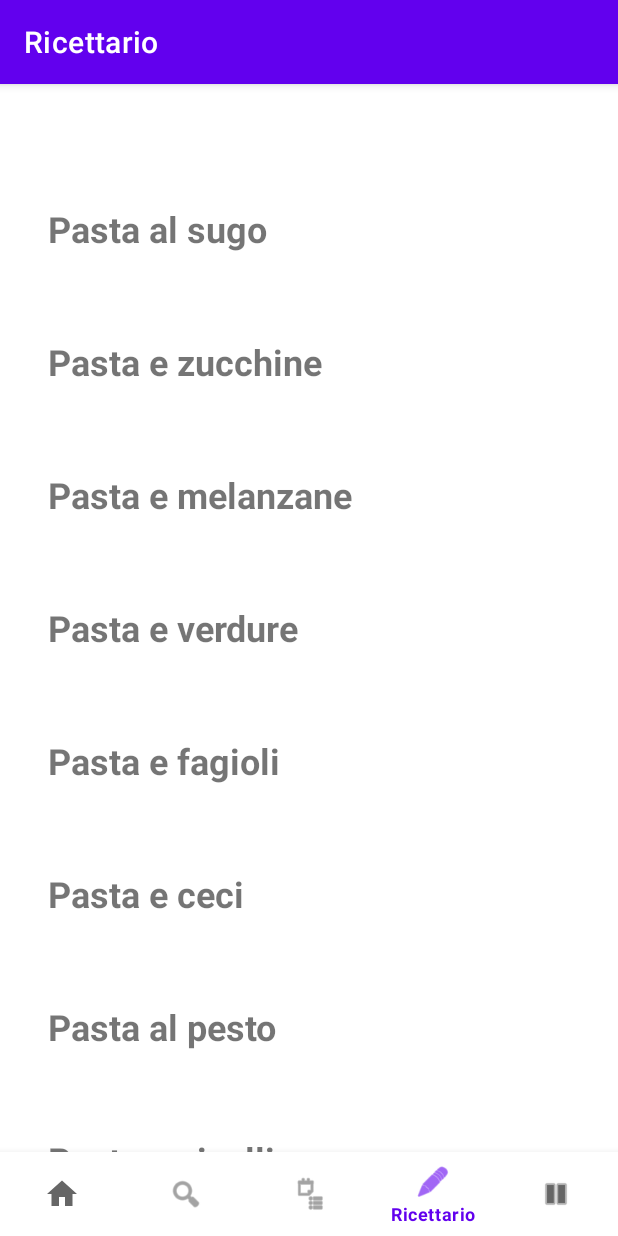
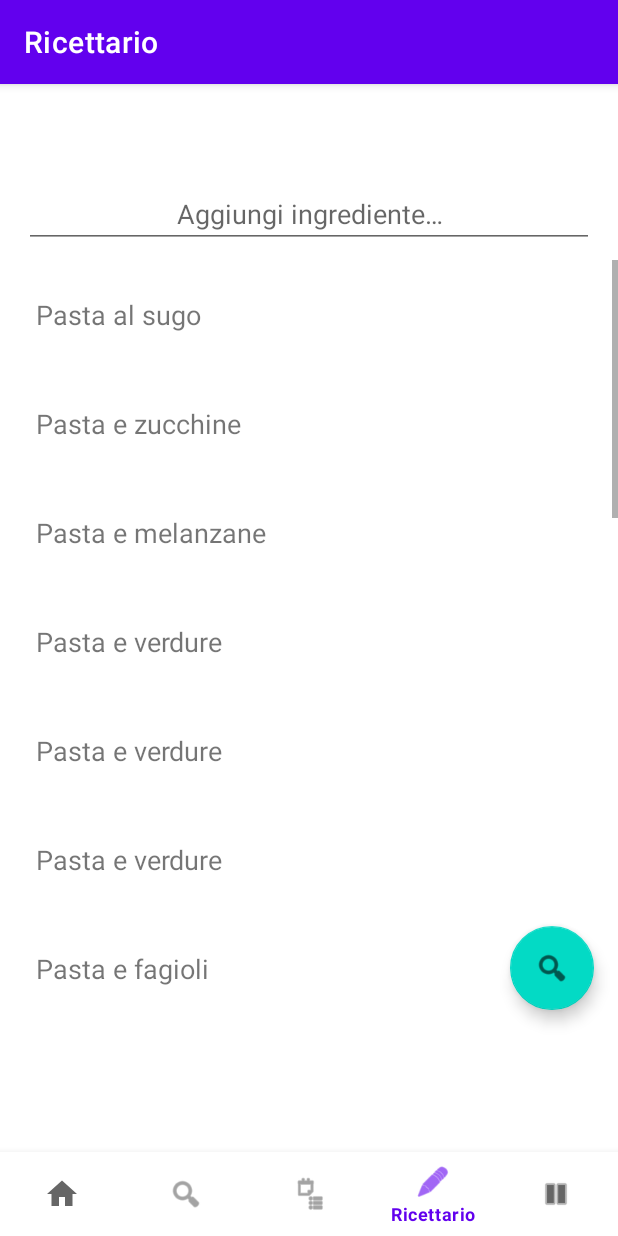
Before and after one commit to IzziGiuseppe/GreenMarket, an Android app: the RicettarioFragment screen opened through its navigation route, on a phone screen of 412 x 824 dp. Run offline under Robolectric (Android 15) with nearby library versions, the phone set to English and light mode, and no system bars; our stand-ins replace Room's generated code, navigation-ui.

Commit message:
Implementata la funzione Ricettario: adesso si può dare un prodotto in input al sistema che restituirà tutte le ricette che contengono quel dato prodotto

```diff
--- a/GreenMarket/app/src/main/java/com/example/greenmarket/db/GMDatabase.kt
+++ b/GreenMarket/app/src/main/java/com/example/greenmarket/db/GMDatabase.kt
@@ -61,6 +61,7 @@ abstract class GMDatabase: RoomDatabase() {
             Executors.newSingleThreadExecutor().execute {
                 val database = getInstance(context)
                 val productDao = database.ProdottoDao()
+                val pRDao = database.ProdottiInRicetteDao()
 
                 // Inserisci i dati iniziali
                 val product1 = Prodotto("Mele", "Sono mele", 2.99f, "", "kg")
@@ -71,7 +72,23 @@ abstract class GMDatabase: RoomDatabase() {
                 val product6 = Prodotto("Melanzane", "Sono melanzane", 1.99f, "", "kg")
                 val product7 = Prodotto("Zucchine", "Sono zucchine", 2.99f, "", "kg")
                 val product8 = Prodotto("Funghi", "Sono funghi", 1.99f, "", "kg")
+                val product9 = Prodotto("Salsa di pomodoro", "Sono salsa di pomodoro", 2.99f, "", "kg")
+                val product10 = Prodotto("Rape", "Sono rape", 1.99f, "", "kg")
+                val product11 = Prodotto("Cicorie", "Sono cicorie", 2.99f, "", "kg")
+                val product12 = Prodotto("Bietole", "Sono bietole", 1.99f, "", "kg")
+                val product13 = Prodotto("Fagioli", "Sono fagioli", 2.99f, "", "kg")
+                val product14 = Prodotto("Ceci", "Sono ceci", 1.99f, "", "kg")
+                val product15 = Prodotto("Basilico", "Sono basilico", 2.99f, "", "kg")
+                val product16 = Prodotto("Piselli", "Sono piselli", 1.99f, "", "kg")
+                val product17 = Prodotto("Guanciale", "Sono guanciale", 2.99f, "", "kg")
+                val product18 = Prodotto("Uovo", "Sono uovo", 1.99f, "", "kg")
+                val product19 = Prodotto("Vongole", "Sono vongole", 2.99f, "", "kg")
+                val product20 = Prodotto("Patate", "Sono patate", 1.99f, "", "kg")
+                val product21 = Prodotto("Pane", "Sono pane", 2.99f, "", "kg")
+                val product22 = Prodotto("Pomodori", "Sono pomodori", 1.99f, "", "kg")
                 productDao.insert(product1, product2, product3, product4, product5, product6, product7, product8)
+                productDao.insert(product9, product10, product11, product12, product13, product14, product15,
+                    product16, product17, product18, product19, product20, product21, product22)
 
                 val ricettaDao = database.RicettaDao()
 
@@ -85,6 +102,40 @@ abstract class GMDatabase: RoomDatabase() {
                 val ricetta7 = Ricetta("Pasta al pesto", "Molto buono", "")
                 val ricetta8 = Ricetta("Pasta e piselli", "Molto buono", "")
                 ricettaDao.insert(ricetta1, ricetta2, ricetta3, ricetta4, ricetta5, ricetta6, ricetta7, ricetta8)
+
+                val ricetta9 = Ricetta("Parmigiana", "Molto buono", "")
+                val ricetta10 = Ricetta("Carbonara", "Molto buono", "")
+                val ricetta11 = Ricetta("Spaghetti allo scoglio", "Molto buono", "")
+                val ricetta12 = Ricetta("Pan cott", "Molto buono", "")
+                val ricetta13 = Ricetta("Pane e pomodoro", "Molto buono", "")
+                val ricetta14 = Ricetta("Amatriciana", "Molto buono", "")
+                val ricetta15 = Ricetta("Lasagna bianca", "Molto buono", "")
+                val ricetta16 = Ricetta("Pasta e patate", "Molto buono", "")
+                ricettaDao.insert(ricetta9, ricetta10, ricetta11, ricetta12, ricetta13, ricetta14, ricetta15, ricetta16)
+
+                //Inserimento prodotti in ricette
+                val pr1 = ProdottiInRicette("Pasta al sugo", "Salsa di pomodoro")
+                val pr2 = ProdottiInRicette("Pasta e zucchine", "Zucchine")
+                val pr3 = ProdottiInRicette("Pasta e melanzane", "Melanzane")
+                val pr4 = ProdottiInRicette("Pasta e verdure", "Rape")
+                val pr5 = ProdottiInRicette("Pasta e verdure", "Cicorie")
+                val pr6 = ProdottiInRicette("Pasta e verdure", "Bietole")
+                val pr7 = ProdottiInRicette("Pasta e fagioli", "Fagioli")
+                val pr8 = ProdottiInRicette("Pasta e ceci", "Ceci")
+                val pr9 = ProdottiInRicette("Pasta al pesto", "Basilico")
+                val pr10 = ProdottiInRicette("Pasta e piselli", "Piselli")
+                val pr11 = ProdottiInRicette("Parmigiana", "Melanzane")
+                val pr12 = ProdottiInRicette("Carbonara", "Guanciale")
+                val pr13 = ProdottiInRicette("Carbonara", "Uovo")
+                val pr14 = ProdottiInRicette("Spaghetti allo scoglio", "Vongole")
+                val pr15 = ProdottiInRicette("Pan cott", "Cicorie")
+                val pr16 = ProdottiInRicette("Pan cott", "Patate")
+                val pr17 = ProdottiInRicette("Pan cott", "Pane")
+                val pr18 = ProdottiInRicette("Pane e pomodoro", "Pomodori")
+                val pr19 = ProdottiInRicette("Amatriciana", "Guanciale")
+                val pr20 = ProdottiInRicette("Pasta e patate", "Patate")
+                pRDao.insert(pr1, pr2, pr3, pr4, pr5, pr6, pr7, pr8, pr9, pr10,
+                    pr11, pr12, pr13, pr14, pr15, pr16, pr17, pr18, pr19, pr20)
             }
         }
 
--- a/GreenMarket/app/src/main/java/com/example/greenmarket/db/dao/ProdottiInRicetteDao.kt
+++ b/GreenMarket/app/src/main/java/com/example/greenmarket/db/dao/ProdottiInRicetteDao.kt
@@ -18,9 +18,10 @@ interface ProdottiInRicetteDao {
     fun getProdottiInRicetteByRicetta(ricetta: String): LiveData<ProdottiInRicette>
 
     @Query("SELECT * FROM prodotti_in_ricette WHERE prodotto = :prodotto")
-    fun getProdottiInRicetteByProdotto(prodotto: String): LiveData<ProdottiInRicette>
+    fun getProdottiInRicetteByProdotto(prodotto: String): Array<ProdottiInRicette>
+            //LiveData<ProdottiInRicette>
 
-    @Insert(onConflict = OnConflictStrategy.ABORT)
+    @Insert(onConflict = OnConflictStrategy.IGNORE)
     fun insert(vararg prodotti_in_ricette: ProdottiInRicette)
 
     @Update
--- a/GreenMarket/app/src/main/java/com/example/greenmarket/ui/ricettario/RicettarioFragment.kt
+++ b/GreenMarket/app/src/main/java/com/example/greenmarket/ui/ricettario/RicettarioFragment.kt
@@ -41,6 +41,14 @@ class RicettarioFragment : Fragment() {
             ricetta -> adapter.setData(ricetta)
         })
 
+        binding.aggProdBt.setOnClickListener {
+            val ricettaInput = binding.ricercaProdEditText.text.toString()
+            ricettarioViewModel.ricetteByProdotto(ricettaInput)
+            ricettarioViewModel.listaRicette.observe(viewLifecycleOwner, Observer {
+                ricetta -> adapter.setData(ricetta)
+            })
+        }
+
         //ricettarioViewModel.deleteAllRicette()
 
         return root
--- a/GreenMarket/app/src/main/java/com/example/greenmarket/ui/ricettario/RicettarioListAdapter.kt
+++ b/GreenMarket/app/src/main/java/com/example/greenmarket/ui/ricettario/RicettarioListAdapter.kt
@@ -7,11 +7,12 @@ import android.view.ViewGroup
 import android.widget.TextView
 import androidx.recyclerview.widget.RecyclerView
 import com.example.greenmarket.R
+import com.example.greenmarket.db.model.ProdottiInRicette
 import com.example.greenmarket.db.model.Ricetta
 
 class RicettarioListAdapter: RecyclerView.Adapter<RicettarioListAdapter.MyViewHolder>() {
 
-    private var ricetteList = emptyArray<Ricetta>()
+    private var ricetteList = emptyArray<ProdottiInRicette>()
 
     class MyViewHolder(itemView: View): RecyclerView.ViewHolder(itemView) {
         val textView = itemView.findViewById<TextView>(R.id.nome_ricetta)
@@ -23,7 +24,7 @@ class RicettarioListAdapter: RecyclerView.Adapter<RicettarioListAdapter.MyViewHo
 
     override fun onBindViewHolder(holder: MyViewHolder, position: Int) {
         val currentRicetta = ricetteList[position]
-        holder.textView.text = currentRicetta.nome
+        holder.textView.text = currentRicetta.ricetta
     }
 
     override fun getItemCount(): Int {
@@ -31,7 +32,7 @@ class RicettarioListAdapter: RecyclerView.Adapter<RicettarioListAdapter.MyViewHo
     }
 
     @SuppressLint("NotifyDataSetChanged")
-    fun setData(ricetta: Array<Ricetta>) {
+    fun setData(ricetta: Array<ProdottiInRicette>) {
         this.ricetteList = ricetta
         notifyDataSetChanged()
     }
--- a/GreenMarket/app/src/main/java/com/example/greenmarket/ui/ricettario/RicettarioViewModel.kt
+++ b/GreenMarket/app/src/main/java/com/example/greenmarket/ui/ricettario/RicettarioViewModel.kt
@@ -1,31 +1,48 @@
 package com.example.greenmarket.ui.ricettario
 
 import android.app.Application
+import android.widget.Toast
 import androidx.lifecycle.AndroidViewModel
 import androidx.lifecycle.LiveData
 import androidx.lifecycle.MutableLiveData
-import androidx.lifecycle.ViewModel
 import com.example.greenmarket.db.GMDatabase
-import com.example.greenmarket.db.model.Prodotto
+import com.example.greenmarket.db.model.ProdottiInRicette
 import com.example.greenmarket.db.model.Ricetta
 
 class RicettarioViewModel(application: Application) : AndroidViewModel(application) {
     private val db: GMDatabase = GMDatabase.getInstance(application)
 
-    private var _ricetta = MutableLiveData(Ricetta("", "", ""))
-    val ricetta: LiveData<Ricetta>
+    private var _ricetta = MutableLiveData(ProdottiInRicette("", ""))
+    val ricetta: LiveData<ProdottiInRicette>
         get() = _ricetta
 
-    private var _listaRicette = MutableLiveData(arrayOf<Ricetta>())
-    val listaRicette: MutableLiveData<Array<Ricetta>>
+    private var _listaRicette = MutableLiveData(arrayOf<ProdottiInRicette>())
+    val listaRicette: MutableLiveData<Array<ProdottiInRicette>>
         get() = _listaRicette
 
     fun readRicetta(nome: String){
-        _ricetta.value = db.RicettaDao().getRicettaByNome(nome)
+        //_ricetta.value = db.RicettaDao().getRicettaByNome(nome)
+    }
+
+    fun ricetteByProdotto(prod: String){
+        if (prod.isBlank()) {
+            Toast.makeText(getApplication(), "Per favore inserire un prodotto!", Toast.LENGTH_SHORT).show()
+        }
+        else {
+            val prodInput = prod.substring(0, 1).uppercase() + prod.substring(1).trimEnd()
+            val x = db.ProdottiInRicetteDao().getProdottiInRicetteByProdotto(prodInput)
+            if (x.isEmpty()) {
+                Toast.makeText(getApplication(), "Non ci sono ricette con l'ingrediente selezionato!", Toast.LENGTH_SHORT).show()
+            }
+            else {
+                _listaRicette.value = x
+            }
+            //Toast.makeText(getApplication(), prod_, Toast.LENGTH_SHORT).show()
+        }
     }
 
     fun readAllRicette(){
-        val x = db.RicettaDao().getAll()
+        val x = db.ProdottiInRicetteDao().getAll()
         _listaRicette.value = x
     }
 
--- a/GreenMarket/app/src/main/res/layout/fragment_ricettario.xml
+++ b/GreenMarket/app/src/main/res/layout/fragment_ricettario.xml
@@ -7,12 +7,41 @@
     tools:context=".ui.ricettario.RicettarioFragment">
 
 
+    <EditText
+        android:id="@+id/ricercaProdEditText"
+        android:layout_width="match_parent"
+        android:layout_height="wrap_content"
+        android:layout_marginStart="16dp"
+        android:layout_marginTop="8dp"
+        android:layout_marginEnd="16dp"
+        android:autofillHints=""
+        android:ems="10"
+        android:hint="@string/hint_prodotto_ricetta"
+        android:inputType="text"
+        android:textAlignment="center"
+        app:layout_constraintEnd_toEndOf="parent"
+        app:layout_constraintStart_toStartOf="parent"
+        app:layout_constraintTop_toTopOf="parent" />
+
     <androidx.recyclerview.widget.RecyclerView
         android:id="@+id/rv"
         android:layout_width="match_parent"
-        android:layout_height="wrap_content"
+        android:layout_height="500sp"
+        android:layout_marginTop="8dp"
         android:scrollbars="vertical"
         app:layout_constraintEnd_toEndOf="parent"
         app:layout_constraintStart_toStartOf="parent"
-        app:layout_constraintTop_toTopOf="parent" />
+        app:layout_constraintTop_toBottomOf="@+id/ricercaProdEditText" />
+
+    <com.google.android.material.floatingactionbutton.FloatingActionButton
+        android:id="@+id/agg_prod_bt"
+        android:layout_width="wrap_content"
+        android:layout_height="wrap_content"
+        android:layout_marginEnd="16dp"
+        android:clickable="true"
+        android:focusable="true"
+        android:src="@android:drawable/ic_menu_search"
+        app:layout_constraintBottom_toBottomOf="@+id/rv"
+        app:layout_constraintEnd_toEndOf="parent" />
+
 </androidx.constraintlayout.widget.ConstraintLayout>
--- a/GreenMarket/app/src/main/res/layout/item_altro_view.xml
+++ b/GreenMarket/app/src/main/res/layout/item_altro_view.xml
@@ -11,7 +11,6 @@
         android:id="@+id/sezione_altro"
         android:layout_width="wrap_content"
         android:layout_height="wrap_content"
-        android:text="Profilo utente"
         android:textSize="18sp"
         app:layout_constraintBottom_toBottomOf="parent"
         app:layout_constraintStart_toStartOf="parent"
--- a/GreenMarket/app/src/main/res/layout/item_ricetta_view.xml
+++ b/GreenMarket/app/src/main/res/layout/item_ricetta_view.xml
@@ -11,11 +11,7 @@
         android:id="@+id/nome_ricetta"
         android:layout_width="wrap_content"
         android:layout_height="wrap_content"
-        android:layout_marginStart="8dp"
-        android:layout_marginBottom="8dp"
-        android:text="Ricetta"
-        android:textSize="24sp"
-        android:textStyle="bold"
+        android:textSize="18sp"
         app:layout_constraintBottom_toBottomOf="parent"
         app:layout_constraintStart_toStartOf="parent"
         app:layout_constraintTop_toTopOf="parent" />
--- a/GreenMarket/app/src/main/res/values/strings.xml
+++ b/GreenMarket/app/src/main/res/values/strings.xml
@@ -5,4 +5,5 @@
     <string name="title_lista_spesa">Lista spesa</string>
     <string name="title_ricettario">Ricettario</string>
     <string name="title_altro">Altro</string>
+    <string name="hint_prodotto_ricetta">Aggiungi ingrediente…</string>
 </resources>
```
Also changed, not shown: 203 other files.
